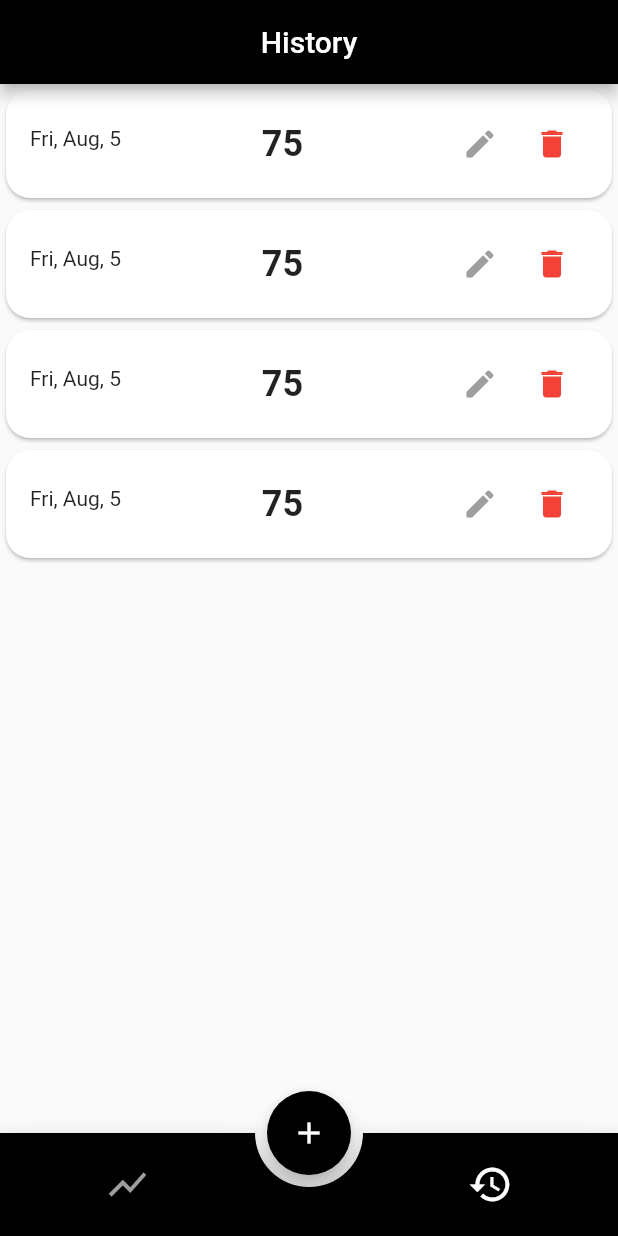
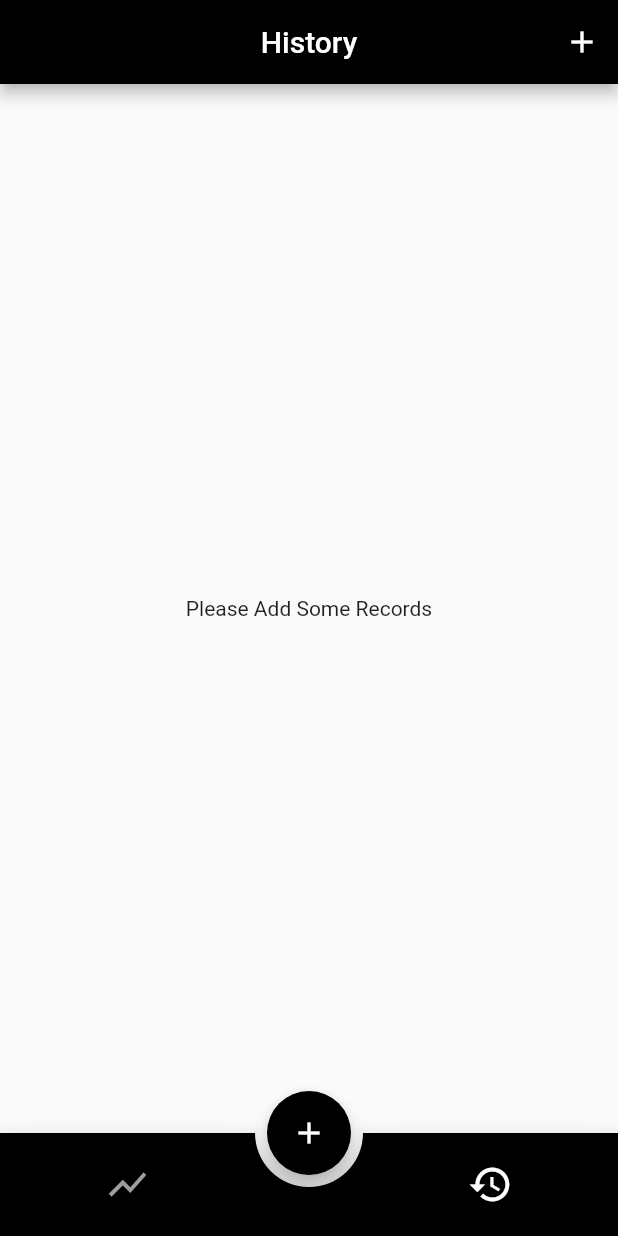
Before and after one commit to melikekizilcik/flutter-WeightTracker, a Flutter app: the screen it shows after launch, item 2 of the bottom bar chosen, on a phone screen of 412 x 824 dp. Run offline on Flutter 3.47's test engine with Material 2 defaults, Android fonts, the phone set to English and light mode, and no system bars; drawn by our look-alikes of animated_bottom_navigation_bar; our stand-ins replace freezed_annotation, get.

Commit message:
delete methodu eklendi

```diff
--- a/weight_tracker_app/lib/controller.dart
+++ /dev/null
@@ -1,5 +0,0 @@
-import 'package:get/state_manager.dart';
-
-class Controller extends GetxController{
-
-}
--- a/weight_tracker_app/lib/history_screen.dart
+++ /dev/null
@@ -1,25 +0,0 @@
-import 'package:flutter/material.dart';
-import 'package:weight_tracker_app/widgets/record_list_tile.dart';
-
-class HistoryScreen extends StatefulWidget {
-  HistoryScreen({Key? key}) : super(key: key);
-
-  @override
-  State<HistoryScreen> createState() => _HistoryScreenState();
-}
-
-class _HistoryScreenState extends State<HistoryScreen> {
-  @override
-  Widget build(BuildContext context) {
-    return Scaffold(
-        appBar: AppBar(centerTitle: true, title: Text("History")),
-        body: ListView(
-          physics: BouncingScrollPhysics(),
-          children: const [
-          RecordListTile(),
-          RecordListTile(),
-          RecordListTile(),
-          RecordListTile(),
-        ]));
-  }
-}
--- a/weight_tracker_app/lib/main.dart
+++ b/weight_tracker_app/lib/main.dart
@@ -1,7 +1,7 @@
 import 'package:flutter/material.dart';
 import 'package:flutter/services.dart';
 import 'package:get/get.dart';
-import 'package:weight_tracker_app/home.dart';
+import 'package:weight_tracker_app/views/home.dart';
 import 'package:animated_bottom_navigation_bar/animated_bottom_navigation_bar.dart';
 
 void main() {
--- /dev/null
+++ b/weight_tracker_app/lib/view-models/controller.dart
@@ -0,0 +1,20 @@
+import 'package:get/state_manager.dart';
+import 'package:weight_tracker_app/models/record.dart';
+
+class Controller extends GetxController {
+  //stream:
+  var records = <Record>[
+    /*Record(weight: 80, dateTime: DateTime.now(), note: "AAA"),
+    Record(weight: 81, dateTime: DateTime.now(), note: "BBB"),
+    Record(weight: 82, dateTime: DateTime.now(), note: "CCC"),
+    Record(weight: 83, dateTime: DateTime.now(), note: "DDD"),*/
+  ].obs;
+
+  void addRecord() {
+    records.add(Record(weight: 80, dateTime: DateTime.now(), note: "XXX"));
+  }
+
+  void deleteRecord(Record record) {
+    records.remove(record);
+  }
+}
--- /dev/null
+++ b/weight_tracker_app/lib/views/history_screen.dart
@@ -0,0 +1,43 @@
+import 'package:flutter/material.dart';
+import 'package:get/get.dart';
+import 'package:weight_tracker_app/models/record.dart';
+import 'package:weight_tracker_app/view-models/controller.dart';
+import 'package:weight_tracker_app/widgets/record_list_tile.dart';
+
+class HistoryScreen extends StatefulWidget {
+  HistoryScreen({Key? key}) : super(key: key);
+
+  @override
+  State<HistoryScreen> createState() => _HistoryScreenState();
+}
+
+class _HistoryScreenState extends State<HistoryScreen> {
+  final Controller _controller = Get.put(Controller());
+  @override
+  Widget build(BuildContext context) {
+    List<Record> records = _controller.records;
+    return Obx(
+      (() => Scaffold(
+            appBar: AppBar(
+              centerTitle: true,
+              title: Text("History"),
+              actions: [
+                IconButton(
+                    onPressed: _controller.addRecord, icon: Icon(Icons.add)),
+              ],
+            ),
+            body: records.isEmpty
+                ? Center(
+                    child: Container(child: Text("Please Add Some Records")),
+                  )
+                : ListView(
+                    physics: BouncingScrollPhysics(),
+                    children:
+                        //RECORD LİSTESİNİ DÖNECEK:
+                        records
+                            .map((record) => RecordListTile(record: record))
+                            .toList()),
+          )),
+    );
+  }
+}
--- a/weight_tracker_app/lib/home.dart
+++ b/weight_tracker_app/lib/views/home.dart
@@ -1,8 +1,9 @@
 import 'package:animated_bottom_navigation_bar/animated_bottom_navigation_bar.dart';
 import 'package:flutter/material.dart';
 import 'package:get/get.dart';
-import 'package:weight_tracker_app/graph_screen.dart';
-import 'package:weight_tracker_app/history_screen.dart';
+import 'package:weight_tracker_app/views/graph_screen.dart';
+import 'package:weight_tracker_app/views/history_screen.dart';
+
 
 class Home extends StatefulWidget {
   const Home({Key? key}) : super(key: key);
--- a/weight_tracker_app/lib/widgets/record_list_tile.dart
+++ b/weight_tracker_app/lib/widgets/record_list_tile.dart
@@ -1,8 +1,13 @@
 import 'package:flutter/material.dart';
+import 'package:get/get.dart';
 import 'package:intl/intl.dart';
+import 'package:weight_tracker_app/models/record.dart';
+import 'package:weight_tracker_app/view-models/controller.dart';
 
 class RecordListTile extends StatelessWidget {
-  const RecordListTile({Key? key}) : super(key: key);
+  final Record record;
+  RecordListTile({Key? key, required this.record}) : super(key: key);
+  final Controller _controller = Get.find();
 
   @override
   Widget build(BuildContext context) {
@@ -11,25 +16,38 @@ class RecordListTile extends StatelessWidget {
       child: Padding(
         padding: const EdgeInsets.only(top: 8.0, bottom: 8),
         child: ListTile(
-          leading: Text(DateFormat("EEE, MMM, d").format(DateTime.now())),
-          title: Center(
-              child: Text("75",
-                  style: TextStyle(
-                    fontSize: 24,
-                    fontWeight: FontWeight.bold,
-                  ))),
-          trailing: Row(mainAxisSize: MainAxisSize.min, children: [
-            IconButton(
-                onPressed: null,
-                icon: Icon(
-                  Icons.edit,
-                  color: Colors.grey,
-                )),
-            IconButton(
-                onPressed: null, icon: Icon(Icons.delete, color: Colors.red)),
-          ]),
+          leading: buildDate(),
+          title: buildWeight(),
+          trailing: buildIcons(),
         ),
       ),
     );
   }
+
+  Row buildIcons() {
+    return Row(mainAxisSize: MainAxisSize.min, children: [
+      IconButton(
+          onPressed: null,
+          icon: Icon(
+            Icons.edit,
+            color: Colors.grey,
+          )),
+      IconButton(
+          onPressed: () {
+            _controller.deleteRecord(record);
+          },
+          icon: Icon(Icons.delete, color: Colors.red)),
+    ]);
+  }
+
+  Center buildWeight() {
+    return Center(
+        child: Text("${record.weight}",
+            style: TextStyle(
+              fontSize: 24,
+              fontWeight: FontWeight.bold,
+            )));
+  }
+
+  Text buildDate() => Text(DateFormat("EEE, MMM, d").format(record.dateTime));
 }
```
Also changed, not shown: weight_tracker_app/lib/views/graph_screen.dart (renamed from weight_tracker_app/lib/graph_screen.dart).
